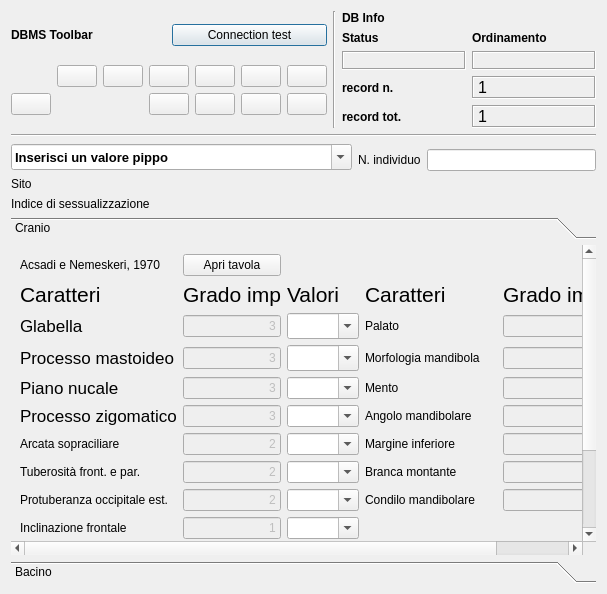
First picture: the form in gui/ui/Detsesso.ui, repository pyarchinit/pyarchinit, before the edit.
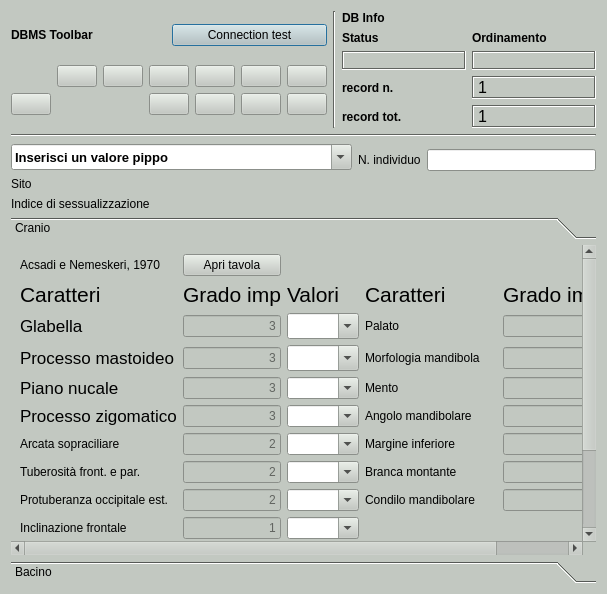
Second picture: the form after the edit. Icons and pictures are not drawn.

Commit message: change backgroud color ui

Patch:
```diff
--- a/gui/ui/Detsesso.ui
+++ b/gui/ui/Detsesso.ui
@@ -16,6 +16,448 @@
     <height>400</height>
    </size>
   </property>
+  <property name="palette">
+   <palette>
+    <active>
+     <colorrole role="WindowText">
+      <brush brushstyle="SolidPattern">
+       <color alpha="255">
+        <red>0</red>
+        <green>0</green>
+        <blue>0</blue>
+       </color>
+      </brush>
+     </colorrole>
+     <colorrole role="Button">
+      <brush brushstyle="SolidPattern">
+       <color alpha="255">
+        <red>194</red>
+        <green>200</green>
+        <blue>193</blue>
+       </color>
+      </brush>
+     </colorrole>
+     <colorrole role="Light">
+      <brush brushstyle="SolidPattern">
+       <color alpha="255">
+        <red>255</red>
+        <green>255</green>
+        <blue>255</blue>
+       </color>
+      </brush>
+     </colorrole>
+     <colorrole role="Midlight">
+      <brush brushstyle="SolidPattern">
+       <color alpha="255">
+        <red>224</red>
+        <green>227</green>
+        <blue>224</blue>
+       </color>
+      </brush>
+     </colorrole>
+     <colorrole role="Dark">
+      <brush brushstyle="SolidPattern">
+       <color alpha="255">
+        <red>97</red>
+        <green>100</green>
+        <blue>96</blue>
+       </color>
+      </brush>
+     </colorrole>
+     <colorrole role="Mid">
+      <brush brushstyle="SolidPattern">
+       <color alpha="255">
+        <red>129</red>
+        <green>133</green>
+        <blue>129</blue>
+       </color>
+      </brush>
+     </colorrole>
+     <colorrole role="Text">
+      <brush brushstyle="SolidPattern">
+       <color alpha="255">
+        <red>0</red>
+        <green>0</green>
+        <blue>0</blue>
+       </color>
+      </brush>
+     </colorrole>
+     <colorrole role="BrightText">
+      <brush brushstyle="SolidPattern">
+       <color alpha="255">
+        <red>255</red>
+        <green>255</green>
+        <blue>255</blue>
+       </color>
+      </brush>
+     </colorrole>
+     <colorrole role="ButtonText">
+      <brush brushstyle="SolidPattern">
+       <color alpha="255">
+        <red>0</red>
+        <green>0</green>
+        <blue>0</blue>
+       </color>
+      </brush>
+     </colorrole>
+     <colorrole role="Base">
+      <brush brushstyle="SolidPattern">
+       <color alpha="255">
+        <red>255</red>
+        <green>255</green>
+        <blue>255</blue>
+       </color>
+      </brush>
+     </colorrole>
+     <colorrole role="Window">
+      <brush brushstyle="SolidPattern">
+       <color alpha="255">
+        <red>194</red>
+        <green>200</green>
+        <blue>193</blue>
+       </color>
+      </brush>
+     </colorrole>
+     <colorrole role="Shadow">
+      <brush brushstyle="SolidPattern">
+       <color alpha="255">
+        <red>0</red>
+        <green>0</green>
+        <blue>0</blue>
+       </color>
+      </brush>
+     </colorrole>
+     <colorrole role="AlternateBase">
+      <brush brushstyle="SolidPattern">
+       <color alpha="255">
+        <red>224</red>
+        <green>227</green>
+        <blue>224</blue>
+       </color>
+      </brush>
+     </colorrole>
+     <colorrole role="ToolTipBase">
+      <brush brushstyle="SolidPattern">
+       <color alpha="255">
+        <red>255</red>
+        <green>255</green>
+        <blue>220</blue>
+       </color>
+      </brush>
+     </colorrole>
+     <colorrole role="ToolTipText">
+      <brush brushstyle="SolidPattern">
+       <color alpha="255">
+        <red>0</red>
+        <green>0</green>
+        <blue>0</blue>
+       </color>
+      </brush>
+     </colorrole>
+     <colorrole role="PlaceholderText">
+      <brush brushstyle="SolidPattern">
+       <color alpha="128">
+        <red>0</red>
+        <green>0</green>
+        <blue>0</blue>
+       </color>
+      </brush>
+     </colorrole>
+    </active>
+    <inactive>
+     <colorrole role="WindowText">
+      <brush brushstyle="SolidPattern">
+       <color alpha="255">
+        <red>0</red>
+        <green>0</green>
+        <blue>0</blue>
+       </color>
+      </brush>
+     </colorrole>
+     <colorrole role="Button">
+      <brush brushstyle="SolidPattern">
+       <color alpha="255">
+        <red>194</red>
+        <green>200</green>
+        <blue>193</blue>
+       </color>
+      </brush>
+     </colorrole>
+     <colorrole role="Light">
+      <brush brushstyle="SolidPattern">
+       <color alpha="255">
+        <red>255</red>
+        <green>255</green>
+        <blue>255</blue>
+       </color>
+      </brush>
+     </colorrole>
+     <colorrole role="Midlight">
+      <brush brushstyle="SolidPattern">
+       <color alpha="255">
+        <red>224</red>
+        <green>227</green>
+        <blue>224</blue>
+       </color>
+      </brush>
+     </colorrole>
+     <colorrole role="Dark">
+      <brush brushstyle="SolidPattern">
+       <color alpha="255">
+        <red>97</red>
+        <green>100</green>
+        <blue>96</blue>
+       </color>
+      </brush>
+     </colorrole>
+     <colorrole role="Mid">
+      <brush brushstyle="SolidPattern">
+       <color alpha="255">
+        <red>129</red>
+        <green>133</green>
+        <blue>129</blue>
+       </color>
+      </brush>
+     </colorrole>
+     <colorrole role="Text">
+      <brush brushstyle="SolidPattern">
+       <color alpha="255">
+        <red>0</red>
+        <green>0</green>
+        <blue>0</blue>
+       </color>
+      </brush>
+     </colorrole>
+     <colorrole role="BrightText">
+      <brush brushstyle="SolidPattern">
+       <color alpha="255">
+        <red>255</red>
+        <green>255</green>
+        <blue>255</blue>
+       </color>
+      </brush>
+     </colorrole>
+     <colorrole role="ButtonText">
+      <brush brushstyle="SolidPattern">
+       <color alpha="255">
+        <red>0</red>
+        <green>0</green>
+        <blue>0</blue>
+       </color>
+      </brush>
+     </colorrole>
+     <colorrole role="Base">
+      <brush brushstyle="SolidPattern">
+       <color alpha="255">
+        <red>255</red>
+        <green>255</green>
+        <blue>255</blue>
+       </color>
+      </brush>
+     </colorrole>
+     <colorrole role="Window">
+      <brush brushstyle="SolidPattern">
+       <color alpha="255">
+        <red>194</red>
+        <green>200</green>
+        <blue>193</blue>
+       </color>
+      </brush>
+     </colorrole>
+     <colorrole role="Shadow">
+      <brush brushstyle="SolidPattern">
+       <color alpha="255">
+        <red>0</red>
+        <green>0</green>
+        <blue>0</blue>
+       </color>
+      </brush>
+     </colorrole>
+     <colorrole role="AlternateBase">
+      <brush brushstyle="SolidPattern">
+       <color alpha="255">
+        <red>224</red>
+        <green>227</green>
+        <blue>224</blue>
+       </color>
+      </brush>
+     </colorrole>
+     <colorrole role="ToolTipBase">
+      <brush brushstyle="SolidPattern">
+       <color alpha="255">
+        <red>255</red>
+        <green>255</green>
+        <blue>220</blue>
+       </color>
+      </brush>
+     </colorrole>
+     <colorrole role="ToolTipText">
+      <brush brushstyle="SolidPattern">
+       <color alpha="255">
+        <red>0</red>
+        <green>0</green>
+        <blue>0</blue>
+       </color>
+      </brush>
+     </colorrole>
+     <colorrole role="PlaceholderText">
+      <brush brushstyle="SolidPattern">
+       <color alpha="128">
+        <red>0</red>
+        <green>0</green>
+        <blue>0</blue>
+       </color>
+      </brush>
+     </colorrole>
+    </inactive>
+    <disabled>
+     <colorrole role="WindowText">
+      <brush brushstyle="SolidPattern">
+       <color alpha="255">
+        <red>97</red>
+        <green>100</green>
+        <blue>96</blue>
+       </color>
+      </brush>
+     </colorrole>
+     <colorrole role="Button">
+      <brush brushstyle="SolidPattern">
+       <color alpha="255">
+        <red>194</red>
+        <green>200</green>
+        <blue>193</blue>
+       </color>
+      </brush>
+     </colorrole>
+     <colorrole role="Light">
+      <brush brushstyle="SolidPattern">
+       <color alpha="255">
+        <red>255</red>
+        <green>255</green>
+        <blue>255</blue>
+       </color>
+      </brush>
+     </colorrole>
+     <colorrole role="Midlight">
+      <brush brushstyle="SolidPattern">
+       <color alpha="255">
+        <red>224</red>
+        <green>227</green>
+        <blue>224</blue>
+       </color>
+      </brush>
+     </colorrole>
+     <colorrole role="Dark">
+      <brush brushstyle="SolidPattern">
+       <color alpha="255">
+        <red>97</red>
+        <green>100</green>
+        <blue>96</blue>
+       </color>
+      </brush>
+     </colorrole>
+     <colorrole role="Mid">
+      <brush brushstyle="SolidPattern">
+       <color alpha="255">
+        <red>129</red>
+        <green>133</green>
+        <blue>129</blue>
+       </color>
+      </brush>
+     </colorrole>
+     <colorrole role="Text">
+      <brush brushstyle="SolidPattern">
+       <color alpha="255">
+        <red>97</red>
+        <green>100</green>
+        <blue>96</blue>
+       </color>
+      </brush>
+     </colorrole>
+     <colorrole role="BrightText">
+      <brush brushstyle="SolidPattern">
+       <color alpha="255">
+        <red>255</red>
+        <green>255</green>
+        <blue>255</blue>
+       </color>
+      </brush>
+     </colorrole>
+     <colorrole role="ButtonText">
+      <brush brushstyle="SolidPattern">
+       <color alpha="255">
+        <red>97</red>
+        <green>100</green>
+        <blue>96</blue>
+       </color>
+      </brush>
+     </colorrole>
+     <colorrole role="Base">
+      <brush brushstyle="SolidPattern">
+       <color alpha="255">
+        <red>194</red>
+        <green>200</green>
+        <blue>193</blue>
+       </color>
+      </brush>
+     </colorrole>
+     <colorrole role="Window">
+      <brush brushstyle="SolidPattern">
+       <color alpha="255">
+        <red>194</red>
+        <green>200</green>
+        <blue>193</blue>
+       </color>
+      </brush>
+     </colorrole>
+     <colorrole role="Shadow">
+      <brush brushstyle="SolidPattern">
+       <color alpha="255">
+        <red>0</red>
+        <green>0</green>
+        <blue>0</blue>
+       </color>
+      </brush>
+     </colorrole>
+     <colorrole role="AlternateBase">
+      <brush brushstyle="SolidPattern">
+       <color alpha="255">
+        <red>194</red>
+        <green>200</green>
+        <blue>193</blue>
+       </color>
+      </brush>
+     </colorrole>
+     <colorrole role="ToolTipBase">
+      <brush brushstyle="SolidPattern">
+       <color alpha="255">
+        <red>255</red>
+        <green>255</green>
+        <blue>220</blue>
+       </color>
+      </brush>
+     </colorrole>
+     <colorrole role="ToolTipText">
+      <brush brushstyle="SolidPattern">
+       <color alpha="255">
+        <red>0</red>
+        <green>0</green>
+        <blue>0</blue>
+       </color>
+      </brush>
+     </colorrole>
+     <colorrole role="PlaceholderText">
+      <brush brushstyle="SolidPattern">
+       <color alpha="128">
+        <red>0</red>
+        <green>0</green>
+        <blue>0</blue>
+       </color>
+      </brush>
+     </colorrole>
+    </disabled>
+   </palette>
+  </property>
   <property name="windowTitle">
    <string>pyArchInit Gestione Scavi - Scheda Determinazione Sesso</string>
   </property>
@@ -579,8 +1021,8 @@
        <rect>
         <x>0</x>
         <y>0</y>
-        <width>710</width>
-        <height>461</height>
+        <width>636</width>
+        <height>401</height>
        </rect>
       </property>
       <attribute name="label">
```
Left out of the diff: 6 changed lines with no effect on the pictures. The commit also changes 36 other files.
